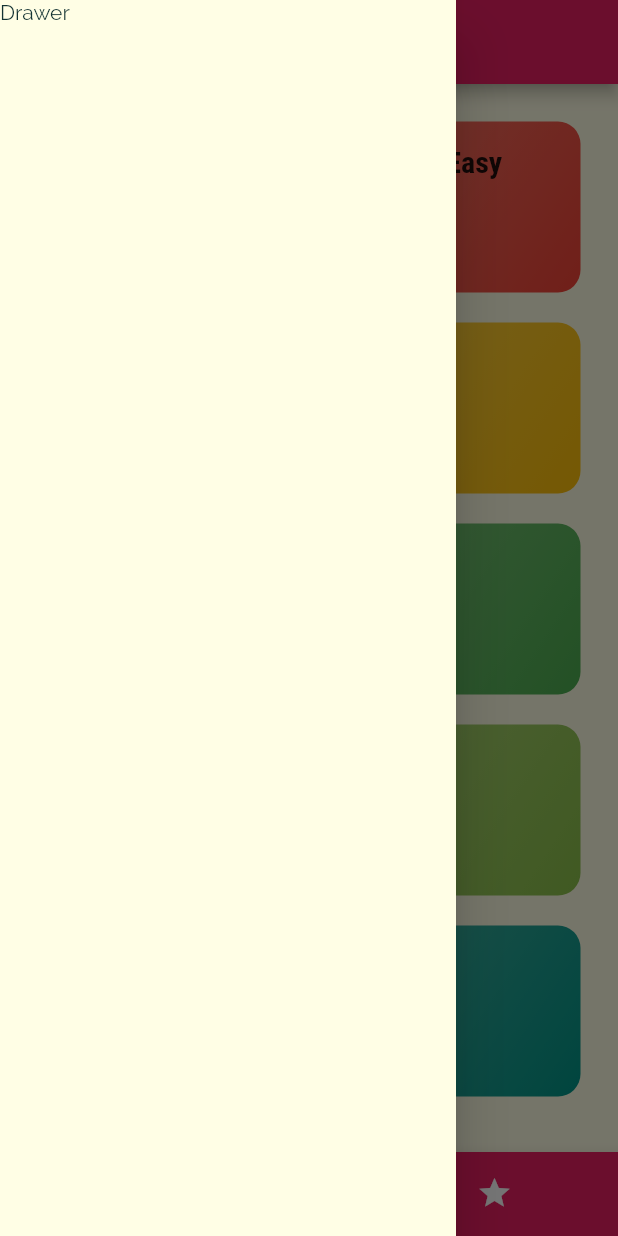
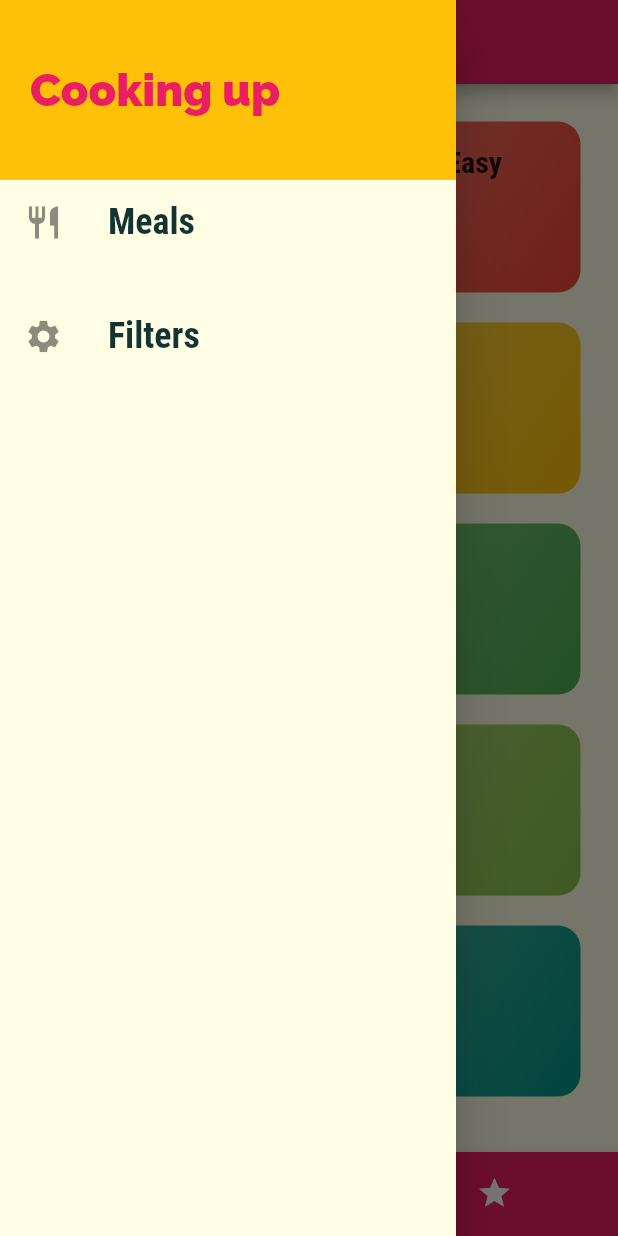
Before and after one commit to CodenameCOTC/recipe, a Flutter app: the screen it shows after launch, with the side drawer open, on a phone screen of 412 x 824 dp. Run offline on Flutter 3.47's test engine with Material 2 defaults, Android fonts, the phone set to English and light mode, and no system bars.

Commit message:
add remove meal

```diff
--- a/lib/main.dart
+++ b/lib/main.dart
@@ -1,6 +1,6 @@
 import 'package:flutter/material.dart';
-import 'package:meals_app/screens/categories_screen.dart';
 import 'package:meals_app/screens/category_meals_screen.dart';
+import 'package:meals_app/screens/filters_screen.dart';
 import 'package:meals_app/screens/meal_detail_screen.dart';
 import 'package:meals_app/screens/tabs_screen.dart';
 
@@ -34,6 +34,7 @@ class MyApp extends StatelessWidget {
         '/': (ctx) => TabsScreen(),
         CategoryMealsScreen.routeName: (ctx) => CategoryMealsScreen(),
         MealDetailScreen.routeName: (ctx) => MealDetailScreen(),
+        FilterScreen.routeName: (ctx) => FilterScreen(),
       },
     );
   }
--- /dev/null
+++ b/lib/screens/filters_screen.dart
@@ -0,0 +1,17 @@
+import 'package:flutter/material.dart';
+import 'package:flutter/widgets.dart';
+import 'package:meals_app/widgets/main_drawer.dart';
+
+class FilterScreen extends StatelessWidget {
+  static const routeName = '/filters';
+
+  @override
+  Widget build(BuildContext context) {
+    return Scaffold(
+      appBar: AppBar(
+        title: Text('Your Filters'),
+      ),
+      drawer: MainDrawer(),
+    );
+  }
+}
--- a/lib/screens/meal_detail_screen.dart
+++ b/lib/screens/meal_detail_screen.dart
@@ -86,6 +86,12 @@ class MealDetailScreen extends StatelessWidget {
           ],
         ),
       ),
+      floatingActionButton: FloatingActionButton(
+        child: Icon(Icons.delete),
+        onPressed: () {
+          Navigator.of(context).pop(mealId);
+        },
+      ),
     );
   }
 }
--- a/lib/screens/tabs_screen.dart
+++ b/lib/screens/tabs_screen.dart
@@ -1,6 +1,7 @@
 import 'package:flutter/material.dart';
 import 'package:meals_app/screens/categories_screen.dart';
 import 'package:meals_app/screens/favorites_screen.dart';
+import 'package:meals_app/widgets/main_drawer.dart';
 
 class TabsScreen extends StatefulWidget {
   @override
@@ -30,9 +31,7 @@ class _TabsScreenState extends State<TabsScreen> {
           title: Text(_pages[_selectedPageIndex]['title']),
         ),
         body: _pages[_selectedPageIndex]['page'],
-        drawer: Drawer(
-          child: Text('Drawer'),
-        ),
+        drawer: MainDrawer(),
         bottomNavigationBar: BottomNavigationBar(
           currentIndex: _selectedPageIndex,
           onTap: (index) => _selectPage(index),
--- /dev/null
+++ b/lib/widgets/main_drawer.dart
@@ -0,0 +1,54 @@
+import 'package:flutter/material.dart';
+import 'package:meals_app/screens/filters_screen.dart';
+
+class MainDrawer extends StatelessWidget {
+  Widget buildListTile(String title, IconData icon, Function tapHandler) {
+    return ListTile(
+      leading: Icon(
+        icon,
+        size: 26,
+      ),
+      title: Text(
+        title,
+        style: TextStyle(
+          fontFamily: 'RobotoCondensed',
+          fontSize: 24,
+          fontWeight: FontWeight.bold,
+        ),
+      ),
+      onTap: tapHandler,
+    );
+  }
+
+  @override
+  Widget build(BuildContext context) {
+    return Drawer(
+      child: Column(
+        children: <Widget>[
+          Container(
+            height: 120,
+            width: double.infinity,
+            padding: EdgeInsets.all(20),
+            color: Theme.of(context).accentColor,
+            alignment: Alignment.centerLeft,
+            child: Text(
+              'Cooking up',
+              style: TextStyle(
+                fontWeight: FontWeight.w900,
+                fontSize: 30,
+                color: Theme.of(context).primaryColor,
+              ),
+            ),
+          ),
+          buildListTile('Meals', Icons.restaurant, () {
+            Navigator.of(context).pushReplacementNamed('/');
+          }),
+          SizedBox(height: 20),
+          buildListTile('Filters', Icons.settings, () {
+            Navigator.of(context).pushReplacementNamed(FilterScreen.routeName);
+          }),
+        ],
+      ),
+    );
+  }
+}
```
Also changed, not shown: lib/screens/category_meals_screen.dart (+46 -17 lines), lib/widgets/meal_item.dart (+9 -1 lines), 1 other file.
